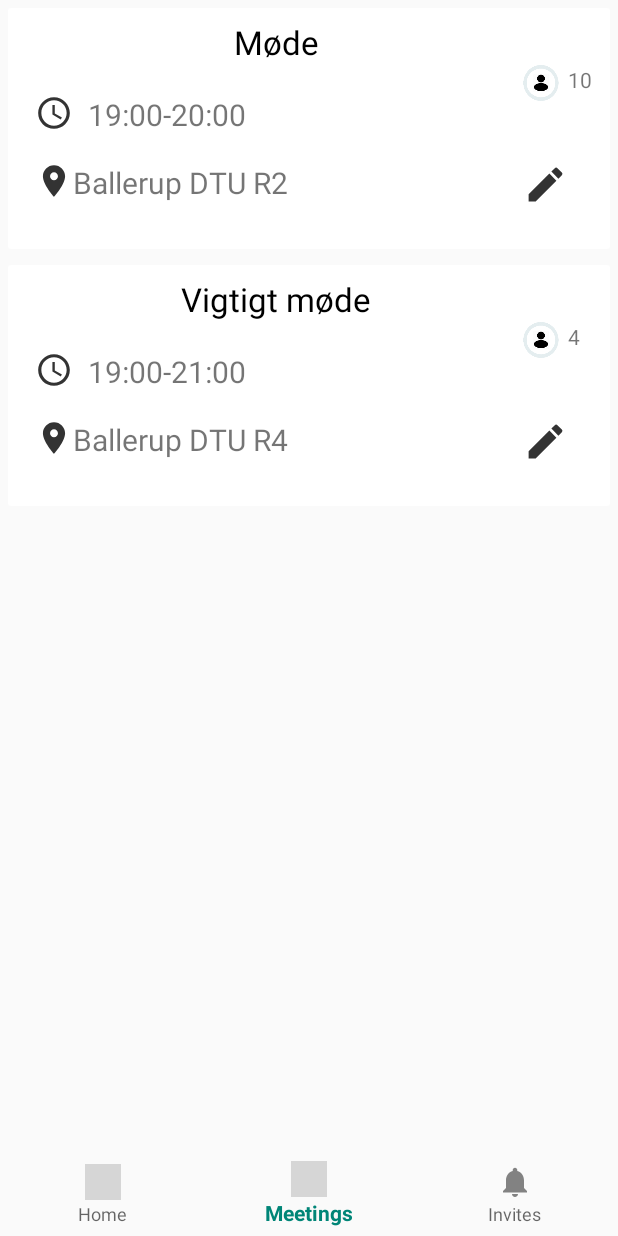
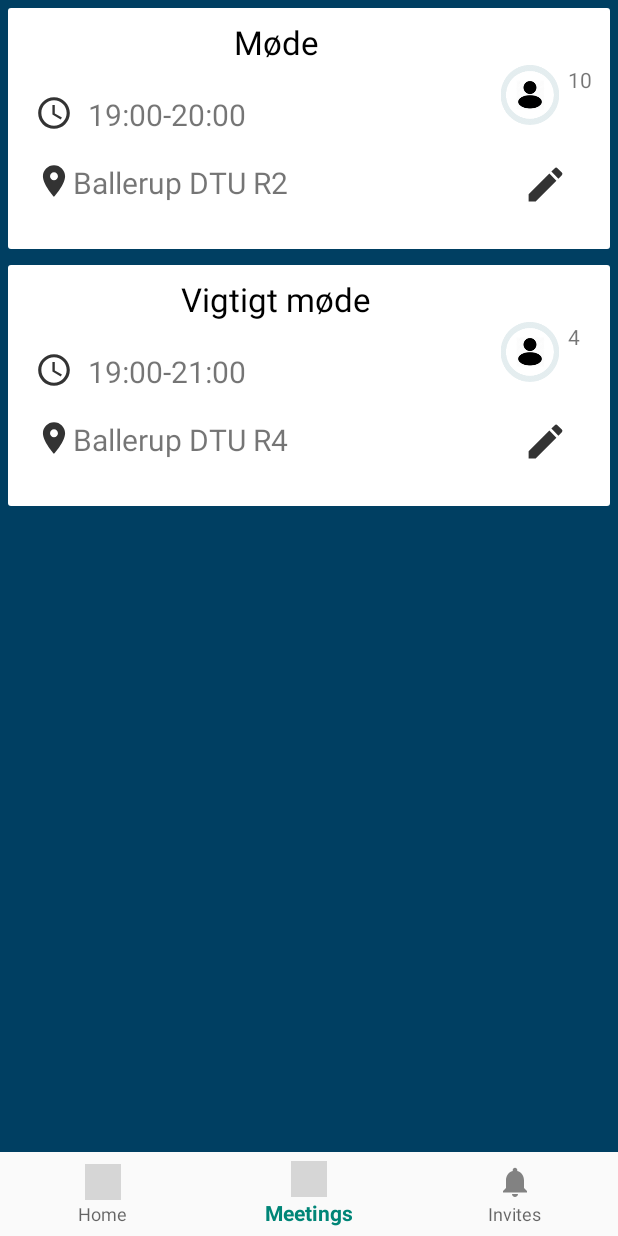
Before and after one commit to s176367/SMA_App, an Android app: the screen it shows after launch (MainActivity), item 2 of the bottom bar chosen, on a phone screen of 412 x 824 dp. Run offline under Robolectric (Android 15) with nearby library versions, the phone set to English and light mode, and no system bars; Roboto replaces fonts that are not available here; grey boxes are pictures that could not be loaded.

Commit message:
Små layout juseringer

```diff
--- a/app/src/main/res/layout/fragment_meetings.xml
+++ b/app/src/main/res/layout/fragment_meetings.xml
@@ -1,12 +1,11 @@
 <?xml version="1.0" encoding="utf-8"?>
 
 
-<RelativeLayout
-    xmlns:android="http://schemas.android.com/apk/res/android"
+<RelativeLayout xmlns:android="http://schemas.android.com/apk/res/android"
     xmlns:tools="http://schemas.android.com/tools"
     android:layout_width="match_parent"
     android:layout_height="match_parent"
-    >
+    android:background="@color/colorPrimaryDark">
 
 
     <androidx.recyclerview.widget.RecyclerView
@@ -17,10 +16,4 @@
         android:layout_height="match_parent" />
 
 
-
-
-
-
-
-
 </RelativeLayout>
--- a/app/src/main/res/layout/meeting_layout.xml
+++ b/app/src/main/res/layout/meeting_layout.xml
@@ -29,8 +29,8 @@
 
             <ImageView
                 android:id="@+id/img_persons"
-                android:layout_width="25dp"
-                android:layout_height="24dp"
+                android:layout_width="40dp"
+                android:layout_height="40dp"
                 android:layout_alignParentRight="true"
                 android:layout_marginRight="25dp"
                 android:layout_marginTop="30dp"
```
